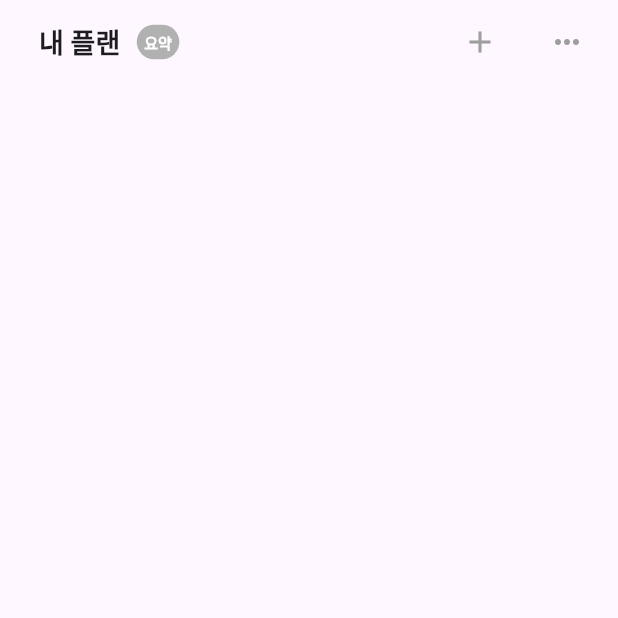
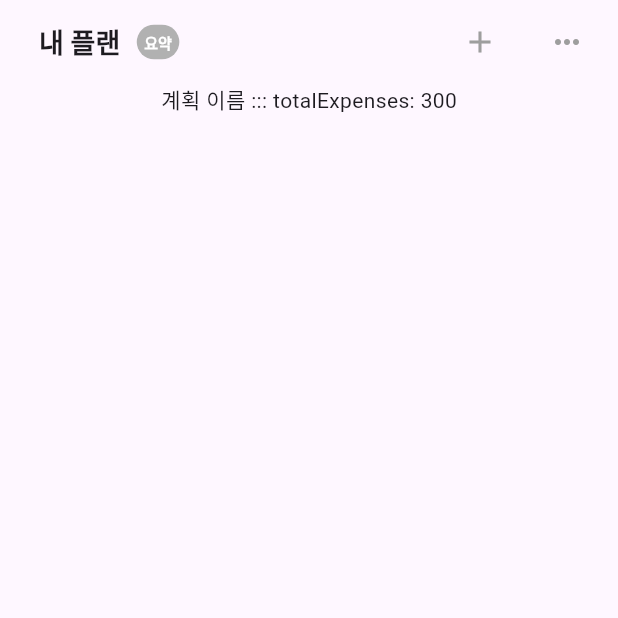
Before and after one commit to flutter-fantastic-crew/sconCloneCoding, a Flutter app: the screen it shows after launch, on a phone screen of 412 x 824 dp, the top half of it. Run offline on Flutter 3.47's test engine with Material 3 defaults, Android fonts, the phone set to English and light mode, and no system bars.

Commit message:
Provider 패턴 예제 추가

```diff
--- a/lib/entity/plan_data_entity.dart
+++ b/lib/entity/plan_data_entity.dart
@@ -7,7 +7,7 @@ class PlanDataEntity {
   DateTime planEndDate; // 플랜 종료일
   String planMemo; // 플랜 설명 (메모)
   String planName; // 플랜 이름
-  Icon planIcon; // 플랜 아이콘
+  String planIcon; // 플랜 아이콘
   List<PlanHistoryEntity> planHistory; // 플랜예산 기록 리스트
   int totalPlan; // 총금액
 
--- a/lib/home_page.dart
+++ b/lib/home_page.dart
@@ -11,10 +11,17 @@ class HomePage extends StatelessWidget {
       body: Center(
         child: ChangeNotifierProvider<HomePageViewModel>(
           create: (_) => HomePageViewModel(),
-          child: SizedBox(
-            width: 108,
-            child: Text(""),
-          ),
+          child: Consumer<HomePageViewModel>(
+              builder: (context, homePageViewModel, child) {
+            return Column(
+              children: homePageViewModel.plans
+                  .map(
+                    (plan) => Text(
+                        "${plan.planName} ::: totalExpenses: ${plan.totalExpenses}"),
+                  )
+                  .toList(),
+            );
+          }),
         ),
       ),
     );
--- a/lib/view_model/home_page_view_model.dart
+++ b/lib/view_model/home_page_view_model.dart
@@ -1,6 +1,36 @@
 import 'package:flutter/material.dart';
 import 'package:sang/entity/plan_data_entity.dart';
+import 'package:sang/entity/plan_history_entity.dart';
 
 class HomePageViewModel with ChangeNotifier {
-  List<PlanDataEntity> plans = [];
+  final List<PlanDataEntity> _plans = [
+    PlanDataEntity(
+        planId: 0,
+        planStartDate: DateTime.now(),
+        planEndDate: DateTime.now(),
+        planMemo: "메모메모",
+        planName: "계획 이름",
+        planIcon: "아이콘",
+        planHistory: [
+          PlanHistoryEntity(
+            planHistoryId: 0,
+            memo: "메모메모",
+            createAt: DateTime.now(),
+            expenses: 100,
+          ),
+          PlanHistoryEntity(
+            planHistoryId: 1,
+            memo: "메모메모1",
+            createAt: DateTime.now(),
+            expenses: 200,
+          )
+        ],
+        totalPlan: 1000)
+  ];
+  List<PlanDataEntity> get plans => _plans;
+
+  void addPlan(PlanDataEntity plan) {
+    _plans.add(plan);
+    notifyListeners();
+  }
 }
```
